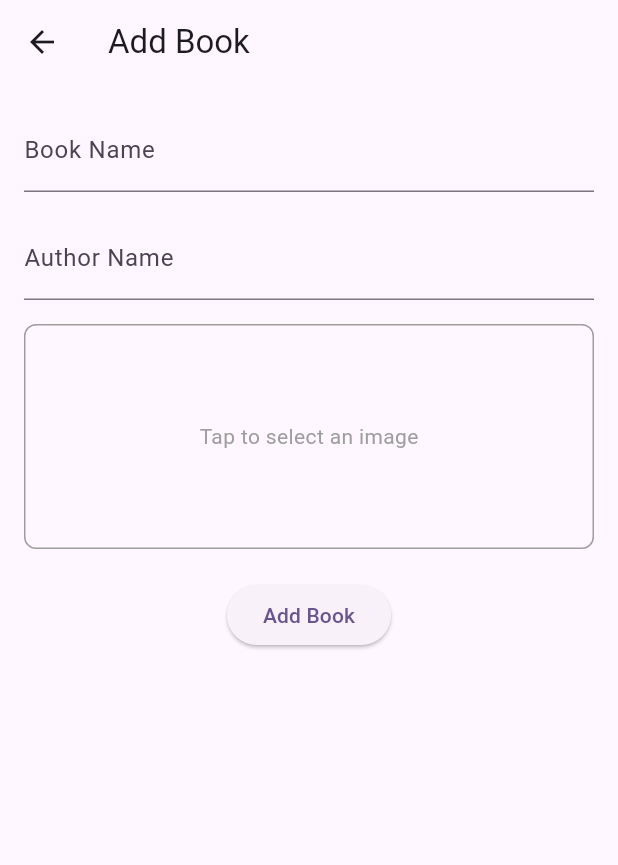
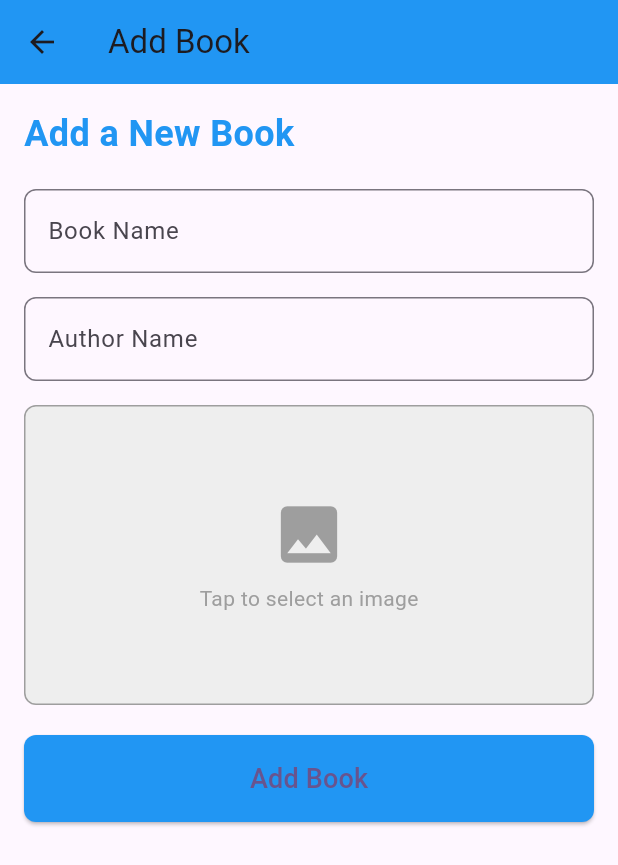
Before and after one commit to lakshannaveen/inclass, a Flutter app: the AddPage screen opened directly, on a phone screen of 412 x 824 dp. Shown: the top 865 px of the screen. Run offline on Flutter 3.47's test engine with Material 3 defaults, Android fonts, the phone set to English and light mode, and no system bars; our stand-ins replace cloud_firestore, firebase_core, image_picker; accounts and stored records are empty.

Commit message:
update add page ui

```diff
--- a/lib/pages/add.dart
+++ b/lib/pages/add.dart
@@ -34,6 +34,7 @@ class _AddPageState extends State<AddPage> {
     return Scaffold(
       appBar: AppBar(
         title: const Text('Add Book'),
+        backgroundColor: Colors.blue,
       ),
       body: Padding(
         padding: const EdgeInsets.all(16.0),
@@ -41,11 +42,27 @@ class _AddPageState extends State<AddPage> {
           key: _formKey,
           child: SingleChildScrollView(
             child: Column(
+              crossAxisAlignment: CrossAxisAlignment.start,
               children: [
+                const Text(
+                  'Add a New Book',
+                  style: TextStyle(
+                    fontSize: 24,
+                    fontWeight: FontWeight.bold,
+                    color: Colors.blue,
+                  ),
+                ),
+                const SizedBox(height: 20),
+
                 // Book Name Field
                 TextFormField(
                   controller: _nameController,
-                  decoration: const InputDecoration(labelText: 'Book Name'),
+                  decoration: InputDecoration(
+                    labelText: 'Book Name',
+                    border: OutlineInputBorder(
+                      borderRadius: BorderRadius.circular(8),
+                    ),
+                  ),
                   validator: (value) {
                     if (value == null || value.isEmpty) {
                       return 'Please enter the book name';
@@ -58,7 +75,12 @@ class _AddPageState extends State<AddPage> {
                 // Author Name Field
                 TextFormField(
                   controller: _authorController,
-                  decoration: const InputDecoration(labelText: 'Author Name'),
+                  decoration: InputDecoration(
+                    labelText: 'Author Name',
+                    border: OutlineInputBorder(
+                      borderRadius: BorderRadius.circular(8),
+                    ),
+                  ),
                   validator: (value) {
                     if (value == null || value.isEmpty) {
                       return 'Please enter the author name';
@@ -72,29 +94,40 @@ class _AddPageState extends State<AddPage> {
                 GestureDetector(
                   onTap: _pickImage,
                   child: Container(
-                    height: 150,
+                    height: 200,
                     width: double.infinity,
                     decoration: BoxDecoration(
                       border: Border.all(color: Colors.grey),
                       borderRadius: BorderRadius.circular(8),
+                      color: Colors.grey[200],
                     ),
                     child: _selectedImage == null
-                        ? const Center(
-                            child: Text(
+                        ? Column(
+                            mainAxisAlignment: MainAxisAlignment.center,
+                            children: const [
+                              Icon(Icons.image, size: 50, color: Colors.grey),
+                              SizedBox(height: 8),
+                              Text(
                                 'Tap to select an image',
                                 style: TextStyle(color: Colors.grey),
                               ),
+                            ],
                           )
-                        : Image.file(
+                        : ClipRRect(
+                            borderRadius: BorderRadius.circular(8),
+                            child: Image.file(
                               _selectedImage!,
                               fit: BoxFit.cover,
+                            ),
                           ),
                   ),
                 ),
                 const SizedBox(height: 20),
 
                 // Submit Button
-                ElevatedButton(
+                SizedBox(
+                  width: double.infinity,
+                  child: ElevatedButton(
                     onPressed: () async {
                       if (_formKey.currentState!.validate()) {
                         if (_selectedImage == null) {
@@ -119,7 +152,18 @@ class _AddPageState extends State<AddPage> {
                         Navigator.pop(context); // Go back to the previous page
                       }
                     },
-                  child: const Text('Add Book'),
+                    style: ElevatedButton.styleFrom(
+                      backgroundColor: Colors.blue,
+                      padding: const EdgeInsets.symmetric(vertical: 16),
+                      shape: RoundedRectangleBorder(
+                        borderRadius: BorderRadius.circular(8),
+                      ),
+                    ),
+                    child: const Text(
+                      'Add Book',
+                      style: TextStyle(fontSize: 18),
+                    ),
+                  ),
                 ),
               ],
             ),
```
Lines whose indentation alone changed are shown as unchanged.
